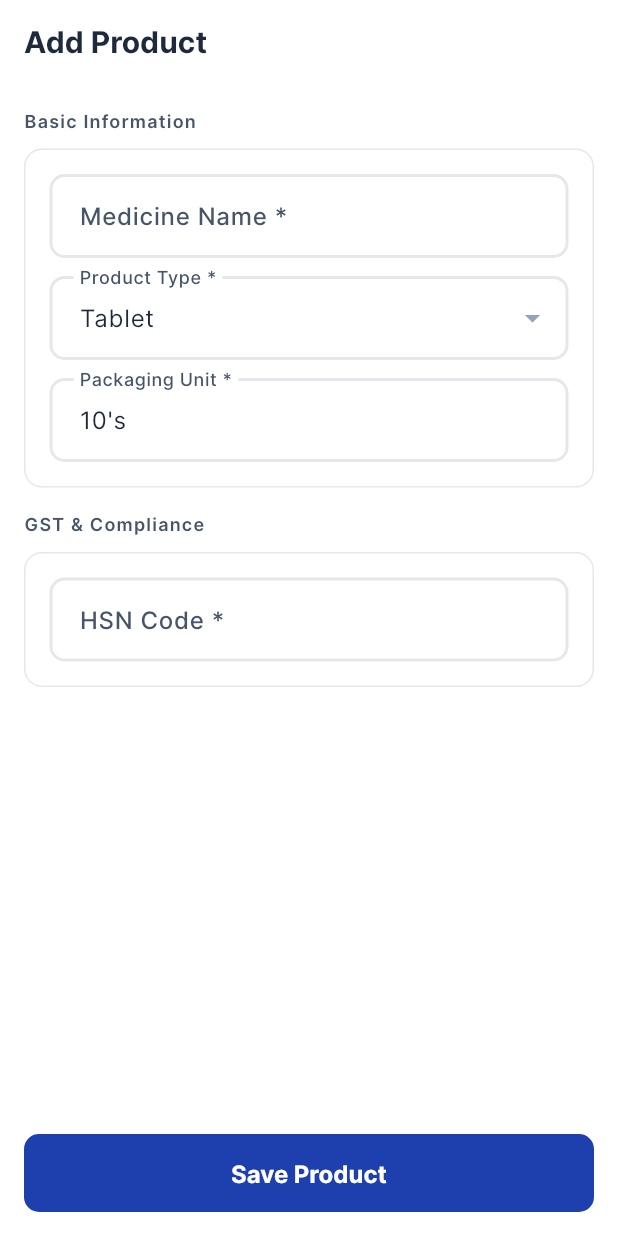
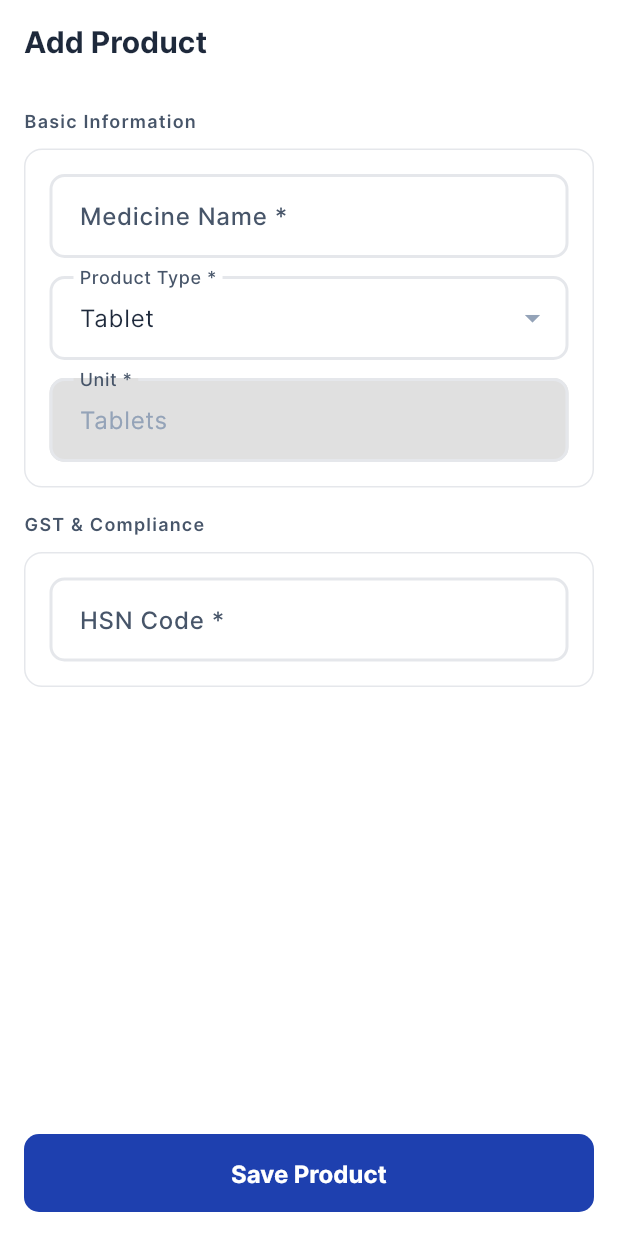
Before and after one commit to ksnsddhvn/pharma_local, a Flutter app: the AddEditProductScreen screen opened by its route, on a phone screen of 412 x 824 dp. Run offline on Flutter 3.47's test engine with Material 3 defaults, Android fonts, the phone set to English and light mode, and no system bars; our stand-ins replace csv, dio, drift, drift_flutter, file_picker, fl_chart and 11 more; missing offline and left inert: encrypt; accounts and stored records are empty; generated files the repository leaves out were written again; network calls fail.

Commit message:
feat: Enforce strict units based on product type

```diff
--- a/lib/features/products/add_edit_product_screen.dart
+++ b/lib/features/products/add_edit_product_screen.dart
@@ -32,7 +32,7 @@ class _AddEditProductScreenState extends ConsumerState<AddEditProductScreen> {
   void initState() {
     super.initState();
     _nameCtrl = TextEditingController();
-    _packagingCtrl = TextEditingController(text: "10's");
+    _packagingCtrl = TextEditingController(text: "Tablets");
     _hsnCtrl = TextEditingController();
     _typeCtrl = TextEditingController(text: 'Tablet');
   }
@@ -58,9 +58,20 @@ class _AddEditProductScreenState extends ConsumerState<AddEditProductScreen> {
     if (product != null && mounted) {
       setState(() {
         _nameCtrl.text = product.name;
-        _packagingCtrl.text = product.packagingUnit;
         _hsnCtrl.text = product.hsnCode;
         _typeCtrl.text = product.productType;
+
+        switch(product.productType) {
+          case 'Tablet': _packagingCtrl.text = "Tablets"; break;
+          case 'Capsule': _packagingCtrl.text = "Capsules"; break;
+          case 'Syrup': _packagingCtrl.text = "ml"; break;
+          case 'Injection': _packagingCtrl.text = "Vials"; break;
+          case 'Cream / Ointment': _packagingCtrl.text = "grams"; break;
+          case 'Diaper': _packagingCtrl.text = "Packs"; break;
+          case 'Powder':
+          case 'Toothpaste': _packagingCtrl.text = "grams"; break;
+          default: _packagingCtrl.text = "Units"; break;
+        }
       });
     }
   }
@@ -216,6 +227,7 @@ class _AddEditProductScreenState extends ConsumerState<AddEditProductScreen> {
                             ref.read(customProductTypesProvider.notifier).addType(newType);
                             setState(() {
                               _typeCtrl.text = newType;
+                              _packagingCtrl.text = 'Units';
                             });
                           }
                           return;
@@ -223,20 +235,17 @@ class _AddEditProductScreenState extends ConsumerState<AddEditProductScreen> {
 
                         setState(() {
                           _typeCtrl.text = value;
-                          // Smartly update packaging unit if it's currently a default
-                          final defaults = ["10's", "100ml", "1 Vial", "15g", "1 Pack", "50g", "1 Unit"];
-                          if (_packagingCtrl.text.trim().isEmpty || defaults.contains(_packagingCtrl.text.trim())) {
-                              switch(value) {
-                               case 'Tablet':
-                               case 'Capsule': _packagingCtrl.text = "10's"; break;
-                               case 'Syrup': _packagingCtrl.text = "100ml"; break;
-                               case 'Injection': _packagingCtrl.text = "1 Vial"; break;
-                               case 'Cream / Ointment': _packagingCtrl.text = "15g"; break;
-                               case 'Diaper': _packagingCtrl.text = "1 Pack"; break;
-                               case 'Powder':
-                               case 'Toothpaste': _packagingCtrl.text = "50g"; break;
-                               default: _packagingCtrl.text = "1 Unit"; break;
-                             }
+                          // Strictly set packaging unit based on product type
+                          switch(value) {
+                            case 'Tablet': _packagingCtrl.text = "Tablets"; break;
+                            case 'Capsule': _packagingCtrl.text = "Capsules"; break;
+                            case 'Syrup': _packagingCtrl.text = "ml"; break;
+                            case 'Injection': _packagingCtrl.text = "Vials"; break;
+                            case 'Cream / Ointment': _packagingCtrl.text = "grams"; break;
+                            case 'Diaper': _packagingCtrl.text = "Packs"; break;
+                            case 'Powder':
+                            case 'Toothpaste': _packagingCtrl.text = "grams"; break;
+                            default: _packagingCtrl.text = "Units"; break;
                           }
                         });
                       },
@@ -257,10 +266,11 @@ class _AddEditProductScreenState extends ConsumerState<AddEditProductScreen> {
                   validator: (v) => v!.trim().isEmpty ? 'Product type is required' : null,
                 ),
                 SizedBox(height: 12),
-                _field('Packaging Unit *', _packagingCtrl,
-                    hint: "e.g. 10's, 15's, 100ml",
+                _field('Unit *', _packagingCtrl,
+                    hint: "e.g. grams, ml, Tablets",
+                    readOnly: true,
                     validator: (v) =>
-                        v!.trim().isEmpty ? 'Packaging Unit is required' : null),
+                        v!.trim().isEmpty ? 'Unit is required' : null),
               ],
             ),
             SizedBox(height: 16),
@@ -302,16 +312,23 @@ class _AddEditProductScreenState extends ConsumerState<AddEditProductScreen> {
       {String? hint,
       TextInputType? keyboardType,
       TextCapitalization textCapitalization = TextCapitalization.characters,
+      bool readOnly = false,
       String? Function(String?)? validator}) {
     return TextFormField(
       controller: ctrl,
+      readOnly: readOnly,
       keyboardType: keyboardType,
       textCapitalization: textCapitalization,
       textInputAction: TextInputAction.next,
       onFieldSubmitted: (_) => FocusScope.of(context).nextFocus(),
       validator: validator,
-      style: TextStyle(color: context.colors.textPrimary),
-      decoration: InputDecoration(labelText: label, hintText: hint),
+      style: TextStyle(color: readOnly ? context.colors.textMuted : context.colors.textPrimary),
+      decoration: InputDecoration(
+        labelText: label,
+        hintText: hint,
+        filled: readOnly,
+        fillColor: readOnly ? Colors.black12 : null,
+      ),
     );
   }
 }
```
